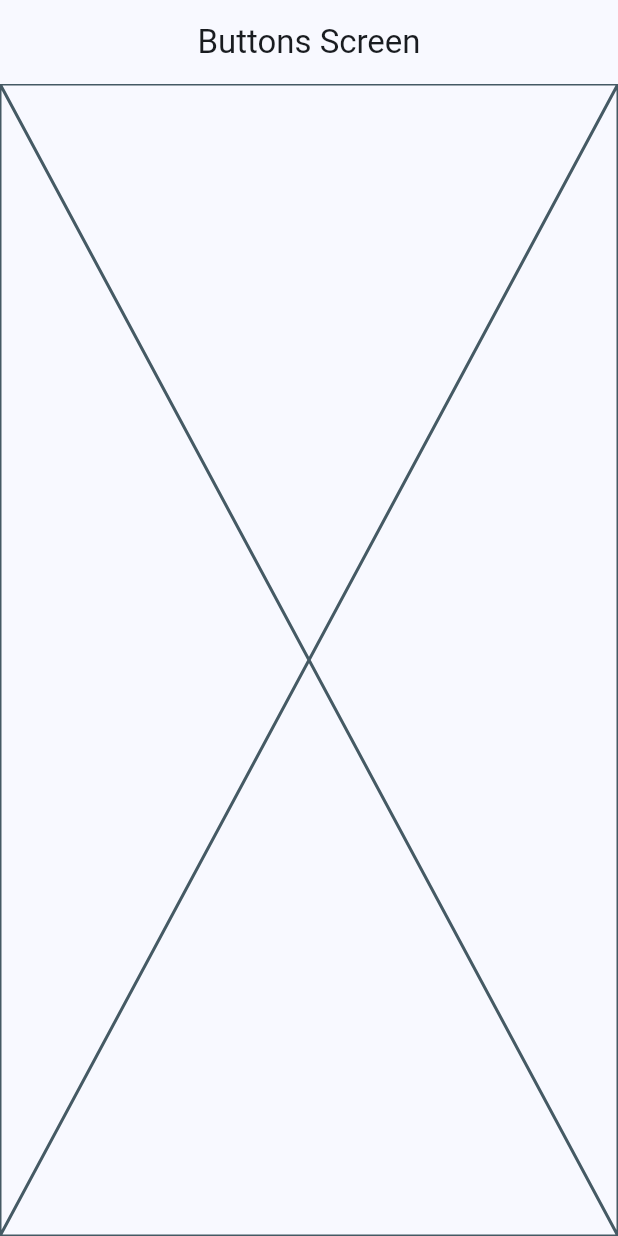
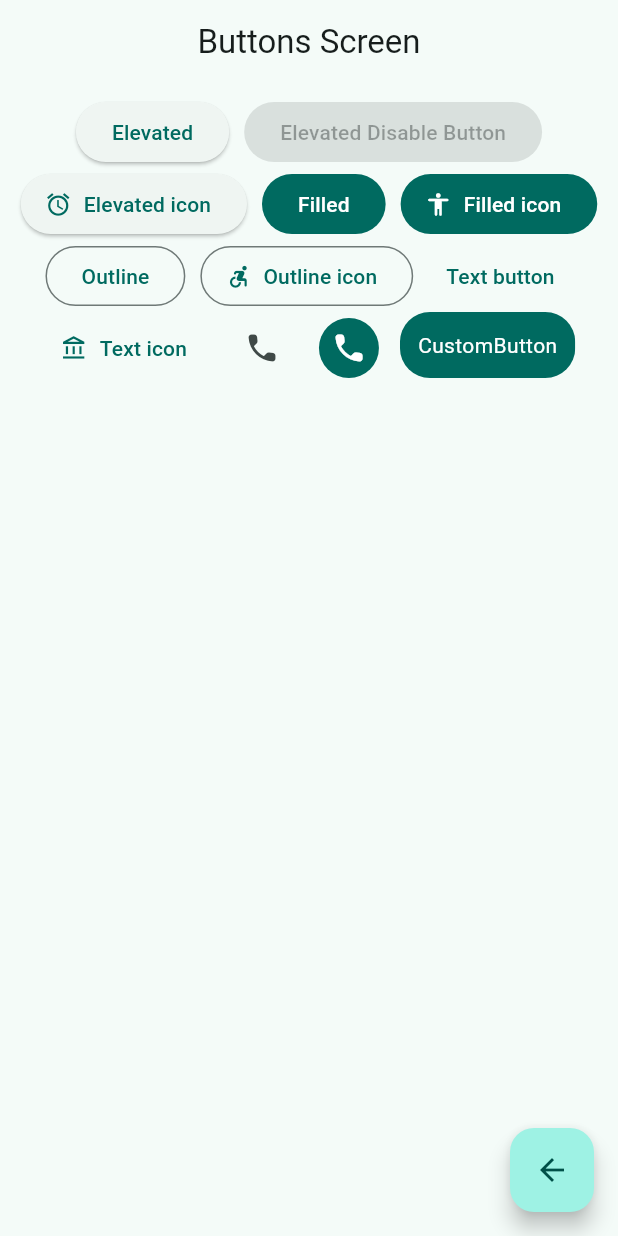
Before and after one commit to VladimirOJDev/flutter-widgets, a Flutter app: the ButtonsScreen screen opened by its route, on a phone screen of 412 x 824 dp. Run offline on Flutter 3.47's test engine with Material 3 defaults, Android fonts, the phone set to English and light mode, and no system bars; our stand-ins replace go_router.

Commit message:
Implementación de los botones en ButtonsScreen

```diff
--- a/lib/main.dart
+++ b/lib/main.dart
@@ -14,7 +14,7 @@ class MainApp extends StatelessWidget {
     return MaterialApp.router(
       routerConfig: appRouter,
       debugShowCheckedModeBanner: false,
-      theme: AppTheme(selectColor: 0).getTheme(),
+      theme: AppTheme(selectColor: 1).getTheme(),
 
 
     );
--- a/lib/presentation/screens/buttons/buttons_screen.dart
+++ b/lib/presentation/screens/buttons/buttons_screen.dart
@@ -1,4 +1,5 @@
 import 'package:flutter/material.dart';
+import 'package:go_router/go_router.dart';
 
 class ButtonsScreen extends StatelessWidget {
   static const name = 'buttons_screen';
@@ -10,7 +11,99 @@ class ButtonsScreen extends StatelessWidget {
       appBar: AppBar(
         title: Text("Buttons Screen"),
       ),
-      body: Placeholder(),
+      body: _ButtonsView(),
+      floatingActionButton: FloatingActionButton(
+        onPressed: () {
+          context.pop();
+        },
+        child: Icon(Icons.arrow_back),
+      ),
     );
   }
 }
+
+class _ButtonsView extends StatelessWidget {
+
+  @override
+  Widget build(BuildContext context) {
+
+    final colors = Theme.of(context).colorScheme;
+
+    return SizedBox(
+      width: double.infinity,
+      child: Padding(
+        padding: EdgeInsetsGeometry.all(8), // o .symetric para ponerlo en vertical y horizontal
+        child: Wrap( // es como un Row, pone en vertical los componentes y si ya no caben hace un salto de linea
+          spacing:10 ,//Espacio entre widgets
+          alignment: WrapAlignment.center, //centra los wdgets hijos
+          children: [
+            ElevatedButton(onPressed: (){},child: Text("Elevated")),
+
+            const ElevatedButton(onPressed: null ,child: Text("Elevated Disable Button")), //el null deshabilita el boton
+
+            ElevatedButton.icon(
+              onPressed: (){},
+              icon:Icon(Icons.access_alarm_outlined),
+              label: Text("Elevated icon"),
+            ),
+
+            FilledButton(onPressed: (){}, child: Text("Filled")),
+
+            FilledButton.icon(onPressed: (){},
+              icon:Icon(Icons.accessibility_rounded),
+              label: Text("Filled icon"),
+            ),
+
+            OutlinedButton(onPressed: (){}, child: Text("Outline")),
+            OutlinedButton.icon(onPressed: (){},icon: Icon(Icons.accessible_forward_rounded), label: Text("Outline icon")),
+
+            TextButton(onPressed: (){}, child: Text("Text button")),
+            TextButton.icon(onPressed: (){},icon: Icon(Icons.account_balance_outlined), label: Text("Text icon")),
+
+            IconButton(onPressed: (){}, icon: Icon(Icons.phone_rounded)), // null en onpresed para deshabilitar
+
+            //Boton de icono con estilos
+            IconButton(
+              onPressed: (){},
+              icon: Icon(Icons.phone_rounded),
+              style: ButtonStyle(
+                backgroundColor: WidgetStatePropertyAll(colors.primary), //color de fondo
+                iconColor: WidgetStatePropertyAll(Colors.white) //color del widget
+              ),
+            ),
+
+            //CustomButtom
+            CustomButton()
+
+          ],
+        ),
+      ),
+    );
+  }
+}
+
+//Boton completament personalizado
+//La forma en que se hizo es ir poco a poco envolviendo en distintos widgets, desde el text hasta el ClipRReact
+class CustomButton extends StatelessWidget {
+  const CustomButton({super.key});
+
+  @override
+  Widget build(BuildContext context) {
+
+    final colors = Theme.of(context).colorScheme;
+
+    return ClipRRect( //Widget que puede redondear su borde
+    borderRadius: BorderRadiusGeometry.circular(20),
+      child: Material(
+        color: colors.primary, //color de fondo
+        child: InkWell(//Detector de "estado" podemos agregar  un ontap
+        onTap: (){},
+          child: Padding( //padding interno
+            padding: EdgeInsetsGeometry.all(12), //propiedad del padding
+            child: const Text("CustomButton",style: TextStyle(color: Colors.white),)
+          ),
+        ),
+      ),
+    );
+  }
+}
--- a/lib/presentation/screens/home/home_screen.dart
+++ b/lib/presentation/screens/home/home_screen.dart
@@ -1,7 +1,7 @@
 import 'package:flutter/material.dart';
 import 'package:go_router/go_router.dart';
 import 'package:widgets_app/config/menu/menu_items.dart';
-import 'package:widgets_app/presentation/screens/screens.dart';
+
 
 class HomeScreen extends StatelessWidget {
 
@@ -73,7 +73,7 @@ class _CustomListTitle extends StatelessWidget {
        // Navigator.pushNamed(context, menuItem.link);
 
        context.push(menuItem.link); //Navegacion por ruta
-       context.pushNamed(CardsScreen.name);//Navegacion por nombre
+      // context.pushNamed(CardsScreen.name);//Navegacion por nombre
       },
     );
   }
```
